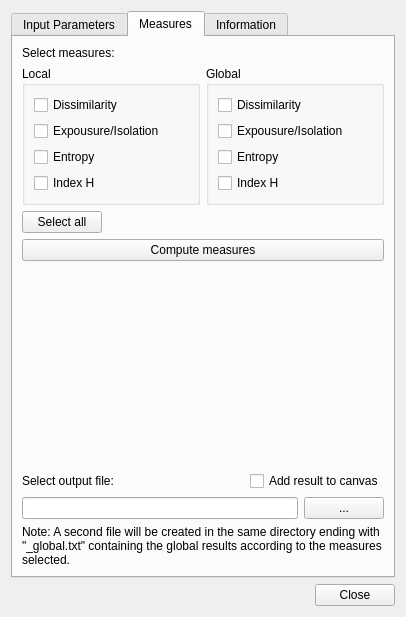
This is segreg_dialog_base.ui in sandrofsousa/Segreg as Qt 5 draws it before an edit. The edited form follows.
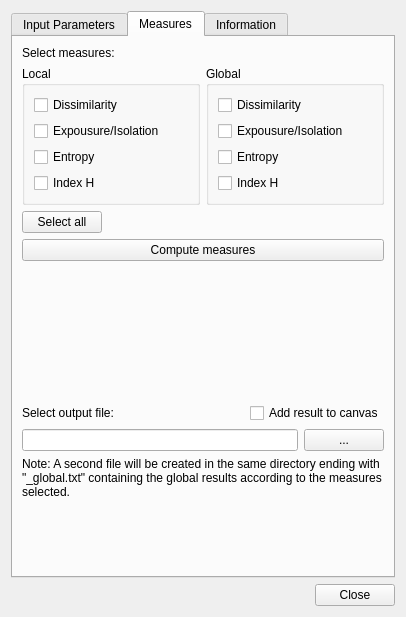
This is the edited form. The open tabs and pages were chosen to show the change.

Commit message: feat: solve bug adding attributes to features, function addShapeToCanvas working

Diff of the .ui file:
```diff
--- a/segreg_dialog_base.ui
+++ b/segreg_dialog_base.ui
@@ -385,6 +385,19 @@
          </property>
         </spacer>
        </item>
+       <item>
+        <spacer name="verticalSpacer_7">
+         <property name="orientation">
+          <enum>Qt::Vertical</enum>
+         </property>
+         <property name="sizeHint" stdset="0">
+          <size>
+           <width>20</width>
+           <height>40</height>
+          </size>
+         </property>
+        </spacer>
+       </item>
        <item>
         <layout class="QHBoxLayout" name="horizontalLayout_6">
          <item>
@@ -443,6 +456,19 @@
          </property>
         </widget>
        </item>
+       <item>
+        <spacer name="verticalSpacer_4">
+         <property name="orientation">
+          <enum>Qt::Vertical</enum>
+         </property>
+         <property name="sizeHint" stdset="0">
+          <size>
+           <width>20</width>
+           <height>40</height>
+          </size>
+         </property>
+        </spacer>
+       </item>
       </layout>
      </widget>
      <widget class="QWidget" name="tab_info">
```
Left out of the diff: 2 changed lines with no effect on the pictures. The commit also changes 2 other files.
